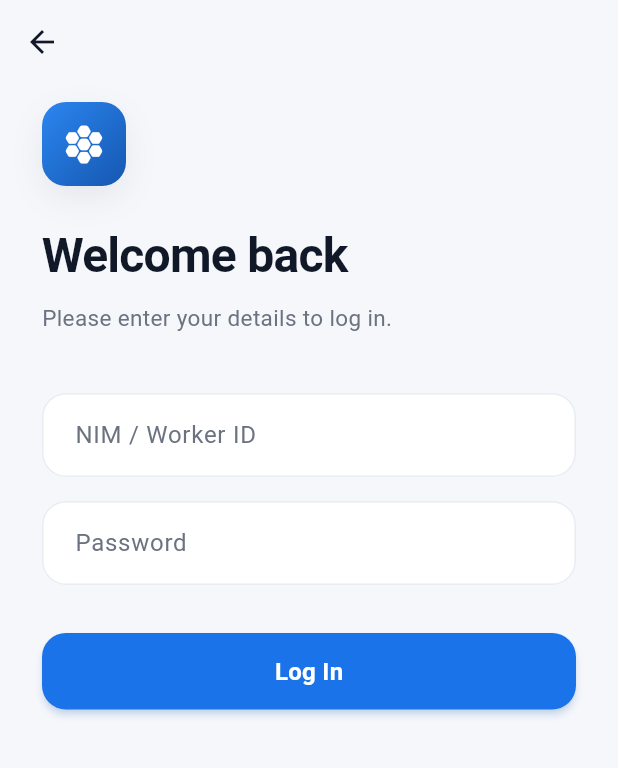
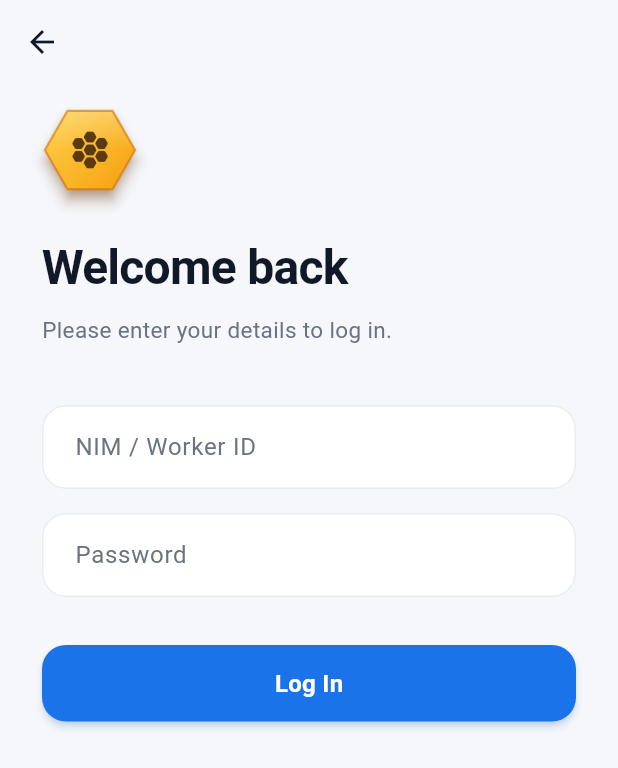
Before and after one commit to Luck7702/beehive_online, a Flutter app: the screen it shows after launch, after a tap on "Log In", on a phone screen of 412 x 824 dp. Shown: the top 768 px of the screen. Run offline on Flutter 3.47's test engine with Material 3 defaults, Android fonts, the phone set to English and light mode, and no system bars; our stand-ins replace flutter_dotenv, image_picker; network calls fail.

Commit message:
style: redesign the app logo as a honey hexagon

```diff
--- a/lib/screens/login_screen.dart
+++ b/lib/screens/login_screen.dart
@@ -1,6 +1,7 @@
 import 'package:flutter/material.dart';
 import '../theme.dart';
 import '../services/api_service.dart';
+import '../widgets/beehive_logo.dart';
 
 class LoginScreen extends StatefulWidget {
   const LoginScreen({super.key});
@@ -53,16 +54,7 @@ class _LoginScreenState extends State<LoginScreen> {
             crossAxisAlignment: CrossAxisAlignment.start,
             children: [
               const SizedBox(height: 12),
-              Container(
-                width: 56,
-                height: 56,
-                decoration: BoxDecoration(
-                  gradient: BeehiveColors.brandGradient,
-                  borderRadius: BorderRadius.circular(16),
-                  boxShadow: BeehiveColors.softShadow,
-                ),
-                child: const Icon(Icons.hive_rounded, color: Colors.white, size: 30),
-              ),
+              const BeehiveLogo(size: 64),
               const SizedBox(height: 24),
               const Text(
                 'Welcome back',
--- a/lib/screens/signup_screen.dart
+++ b/lib/screens/signup_screen.dart
@@ -1,6 +1,7 @@
 import 'package:flutter/material.dart';
 import '../theme.dart';
 import '../services/api_service.dart';
+import '../widgets/beehive_logo.dart';
 
 class SignupScreen extends StatefulWidget {
   const SignupScreen({super.key});
@@ -81,16 +82,7 @@ class _SignupScreenState extends State<SignupScreen> {
             crossAxisAlignment: CrossAxisAlignment.start,
             children: [
               const SizedBox(height: 8),
-              Container(
-                width: 56,
-                height: 56,
-                decoration: BoxDecoration(
-                  gradient: BeehiveColors.brandGradient,
-                  borderRadius: BorderRadius.circular(16),
-                  boxShadow: BeehiveColors.softShadow,
-                ),
-                child: const Icon(Icons.hive_rounded, color: Colors.white, size: 30),
-              ),
+              const BeehiveLogo(size: 64),
               const SizedBox(height: 20),
               const Text(
                 'Create Account',
--- a/lib/screens/welcome_screen.dart
+++ b/lib/screens/welcome_screen.dart
@@ -1,5 +1,6 @@
 import 'package:flutter/material.dart';
 import '../theme.dart';
+import '../widgets/beehive_logo.dart';
 
 class WelcomeScreen extends StatelessWidget {
   const WelcomeScreen({super.key});
@@ -14,23 +15,7 @@ class WelcomeScreen extends StatelessWidget {
             children: [
               const Spacer(),
               // Brand logo
-              Container(
-                width: 128,
-                height: 128,
-                decoration: BoxDecoration(
-                  gradient: BeehiveColors.brandGradient,
-                  shape: BoxShape.circle,
-                  boxShadow: [
-                    BoxShadow(
-                      color: BeehiveColors.blue.withValues(alpha: 0.35),
-                      blurRadius: 36,
-                      offset: const Offset(0, 16),
-                    ),
-                  ],
-                ),
-                alignment: Alignment.center,
-                child: const Icon(Icons.hive_rounded, size: 68, color: Colors.white),
-              ),
+              const BeehiveLogo(size: 132),
               const SizedBox(height: 36),
               const Text(
                 'BeeHive Online',
--- a/lib/theme.dart
+++ b/lib/theme.dart
@@ -16,9 +16,16 @@ class BeehiveColors {
   static const Color success = Color(0xFF10B981);
   static const Color danger = Color(0xFFEF4444);
 
-  /// Brand gradient for hero surfaces (banners, logo, headers).
+  /// Brand gradient for hero surfaces (banners, headers).
   static const LinearGradient brandGradient = LinearGradient(
     colors: [Color(0xFF2B86F0), blueDark],
+    begin: Alignment.topLeft,
+    end: Alignment.bottomRight,
+  );
+
+  /// Warm honey gradient used by the brand logo.
+  static const LinearGradient honeyGradient = LinearGradient(
+    colors: [Color(0xFFFFD24D), Color(0xFFF59E0B)],
     begin: Alignment.topLeft,
     end: Alignment.bottomRight,
   );
--- /dev/null
+++ b/lib/widgets/beehive_logo.dart
@@ -0,0 +1,81 @@
+import 'dart:math' as math;
+import 'package:flutter/material.dart';
+import '../theme.dart';
+
+/// The BeeHive brand mark: a honeycomb hexagon in warm honey with a soft drop
+/// shadow, a glassy top highlight, and the hive glyph in dark amber. Scales
+/// cleanly, so the same widget serves the large welcome hero and the small auth
+/// headers.
+class BeehiveLogo extends StatelessWidget {
+  final double size;
+
+  const BeehiveLogo({super.key, this.size = 120});
+
+  @override
+  Widget build(BuildContext context) {
+    return SizedBox(
+      width: size,
+      height: size,
+      child: CustomPaint(
+        painter: _HexBadgePainter(),
+        child: Center(
+          child: Icon(
+            Icons.hive_rounded,
+            size: size * 0.46,
+            color: const Color(0xFF5A3A0E), // dark honey-brown for a bee-like contrast
+          ),
+        ),
+      ),
+    );
+  }
+}
+
+class _HexBadgePainter extends CustomPainter {
+  @override
+  void paint(Canvas canvas, Size size) {
+    final center = Offset(size.width / 2, size.height / 2);
+    final radius = size.width * 0.47;
+    final rect = Rect.fromCircle(center: center, radius: radius);
+    final path = _hexagonPath(center, radius);
+
+    // Warm drop shadow that follows the hexagon outline.
+    canvas.drawShadow(path, const Color(0xFFB45309), size.width * 0.06, true);
+
+    // Honey gradient fill.
+    canvas.drawPath(path, Paint()..shader = BeehiveColors.honeyGradient.createShader(rect));
+
+    // Glassy highlight across the top for a little depth.
+    canvas.drawPath(
+      path,
+      Paint()
+        ..shader = LinearGradient(
+          begin: Alignment.topCenter,
+          end: Alignment.center,
+          colors: [Colors.white.withValues(alpha: 0.28), Colors.white.withValues(alpha: 0.0)],
+        ).createShader(rect),
+    );
+
+    // Thin amber rim for definition.
+    canvas.drawPath(
+      path,
+      Paint()
+        ..style = PaintingStyle.stroke
+        ..strokeWidth = size.width * 0.022
+        ..color = const Color(0xFFD97706).withValues(alpha: 0.65),
+    );
+  }
+
+  // Flat-top regular hexagon (a honeycomb cell) centred on [c].
+  Path _hexagonPath(Offset c, double r) {
+    final path = Path();
+    for (var i = 0; i < 6; i++) {
+      final angle = math.pi / 180 * (60 * i);
+      final point = Offset(c.dx + r * math.cos(angle), c.dy + r * math.sin(angle));
+      i == 0 ? path.moveTo(point.dx, point.dy) : path.lineTo(point.dx, point.dy);
+    }
+    return path..close();
+  }
+
+  @override
+  bool shouldRepaint(covariant CustomPainter oldDelegate) => false;
+}
```
